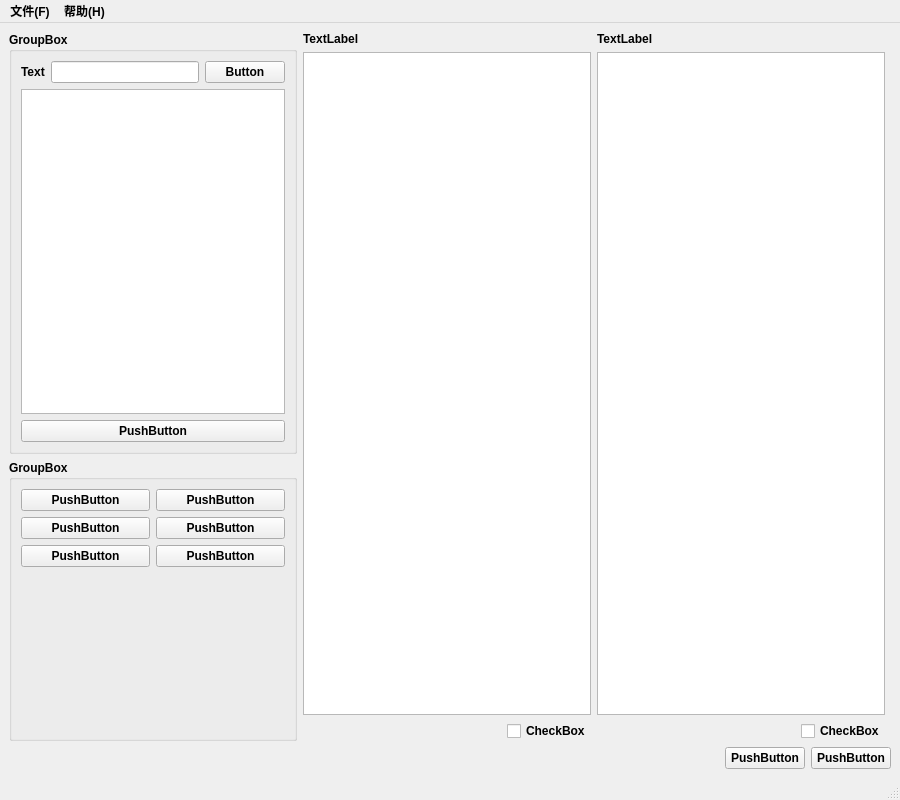
hchX009/ChangeFileNameTool, file UI/test.ui: the form before one commit.
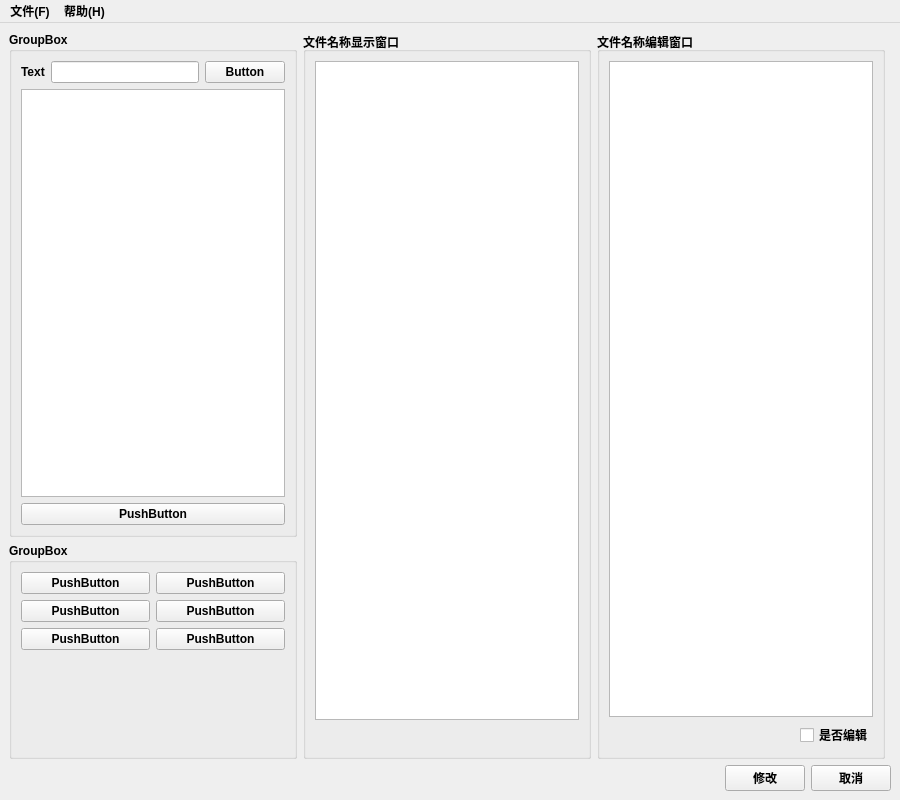
The form after the commit. Icons and pictures are not drawn.

Commit message: commit 明天为视图的object命名 in 2020.08.02

Patch:
```diff
--- a/UI/test.ui
+++ b/UI/test.ui
@@ -33,7 +33,7 @@
     <normaloff>../Documents/CASC_test.ico</normaloff>../Documents/CASC_test.ico</iconset>
   </property>
   <widget class="QWidget" name="centralwidget">
-   <layout class="QGridLayout" name="gridLayout_2" rowstretch="6,4,1" columnstretch="1,1,1,0">
+   <layout class="QGridLayout" name="gridLayout_2" rowstretch="7,3,1" columnstretch="1,1,1,0">
     <item row="1" column="0">
      <widget class="QGroupBox" name="groupBox_2">
       <property name="title">
@@ -109,7 +109,7 @@
       </property>
       <layout class="QVBoxLayout" name="verticalLayout_5">
        <item>
-        <layout class="QVBoxLayout" name="verticalLayout_4" stretch="1,5,0">
+        <layout class="QVBoxLayout" name="verticalLayout_4" stretch="1,6,1">
          <item>
           <layout class="QHBoxLayout" name="horizontalLayout_8" stretch="1,7,1">
            <item>
@@ -164,79 +164,70 @@
       <item>
        <widget class="QPushButton" name="pushButton_2">
         <property name="text">
-         <string>PushButton</string>
+         <string>修改</string>
         </property>
        </widget>
       </item>
       <item>
        <widget class="QPushButton" name="pushButton">
         <property name="text">
-         <string>PushButton</string>
+         <string>取消</string>
         </property>
        </widget>
       </item>
      </layout>
     </item>
     <item row="0" column="1" rowspan="2">
-     <layout class="QVBoxLayout" name="verticalLayout">
-      <item>
-       <widget class="QLabel" name="label">
-        <property name="text">
-         <string>TextLabel</string>
-        </property>
-       </widget>
-      </item>
+     <widget class="QGroupBox" name="showWindowGroupBox">
+      <property name="title">
+       <string>文件名称显示窗口</string>
+      </property>
+      <layout class="QVBoxLayout" name="showWindowVerticalLayout" stretch="25,1">
       <item>
-       <layout class="QHBoxLayout" name="horizontalLayout_6" stretch="18">
+        <layout class="QHBoxLayout" name="showWindowHorizontalLayout" stretch="18">
         <item>
          <widget class="QPlainTextEdit" name="plainTextEdit"/>
         </item>
        </layout>
       </item>
       <item>
-       <layout class="QHBoxLayout" name="horizontalLayout_9">
+        <layout class="QHBoxLayout" name="showBottonBarHorizontalLayout" stretch="0">
         <item>
          <spacer name="horizontalSpacer_2">
           <property name="orientation">
-           <enum>Qt::Horizontal</enum>
+            <enum>Qt::Vertical</enum>
+           </property>
+           <property name="sizeType">
+            <enum>QSizePolicy::Fixed</enum>
           </property>
           <property name="sizeHint" stdset="0">
            <size>
-            <width>40</width>
-            <height>20</height>
+             <width>20</width>
+             <height>27</height>
            </size>
           </property>
          </spacer>
         </item>
-        <item>
-         <widget class="QCheckBox" name="checkBox_2">
-          <property name="text">
-           <string>CheckBox</string>
-          </property>
-         </widget>
-        </item>
-       </layout>
-      </item>
-     </layout>
+        </layout>
+       </item>
+      </layout>
+     </widget>
     </item>
     <item row="0" column="2" rowspan="2">
-     <layout class="QVBoxLayout" name="verticalLayout_2">
-      <item>
-       <widget class="QLabel" name="label_3">
-        <property name="text">
-         <string>TextLabel</string>
-        </property>
-       </widget>
-      </item>
+     <widget class="QGroupBox" name="editWindowGroupBox">
+      <property name="title">
+       <string>文件名称编辑窗口</string>
+      </property>
+      <layout class="QVBoxLayout" name="editWindowVerticalLayout" stretch="25,1">
       <item>
-       <layout class="QHBoxLayout" name="horizontalLayout_7">
+        <layout class="QHBoxLayout" name="editWindowHorizontalLayout" stretch="0">
         <item>
          <widget class="QPlainTextEdit" name="plainTextEdit_2"/>
         </item>
        </layout>
       </item>
       <item>
-       <layout class="QHBoxLayout" name="horizontalLayout_10">
+        <layout class="QHBoxLayout" name="editBottonBarHorizontalLayout">
         <item>
          <spacer name="horizontalSpacer_3">
           <property name="orientation">
@@ -251,15 +242,22 @@
          </spacer>
         </item>
         <item>
-         <widget class="QCheckBox" name="checkBox">
+          <widget class="QCheckBox" name="isEditCheckBox">
+           <property name="sizePolicy">
+            <sizepolicy hsizetype="Minimum" vsizetype="Fixed">
+             <horstretch>0</horstretch>
+             <verstretch>0</verstretch>
+            </sizepolicy>
+           </property>
           <property name="text">
-           <string>CheckBox</string>
+            <string>是否编辑</string>
           </property>
          </widget>
         </item>
        </layout>
       </item>
      </layout>
+     </widget>
     </item>
    </layout>
   </widget>
@@ -285,7 +283,6 @@
    <addaction name="menu_F"/>
    <addaction name="menu_H"/>
   </widget>
-  <widget class="QStatusBar" name="statusbar"/>
  </widget>
  <resources/>
  <connections/>
```
Left out of the diff: 16 changed lines with no effect on the pictures. Lines whose indentation alone changed are shown as unchanged.
